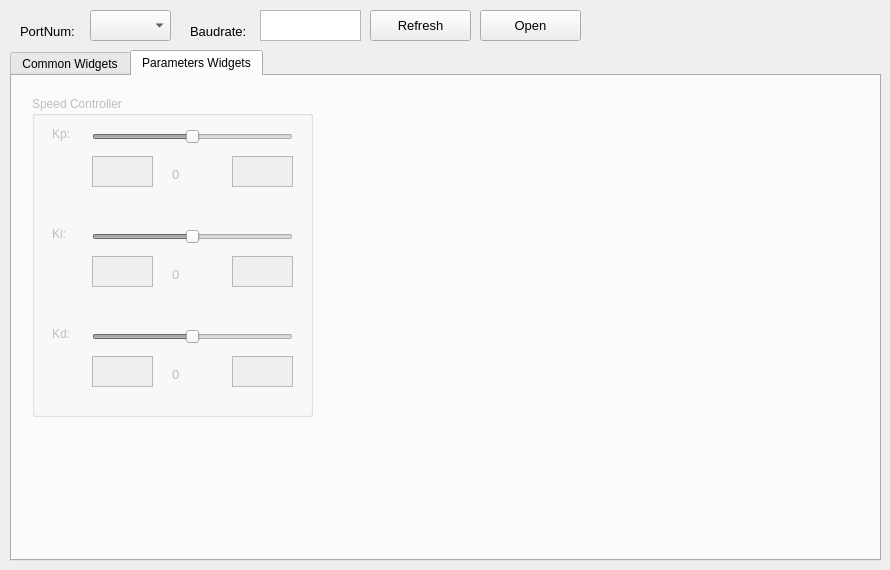
Above: tools/mainwindow.ui from ZhuYanzhen1/miniFOC before the change. Below: the same form after it.
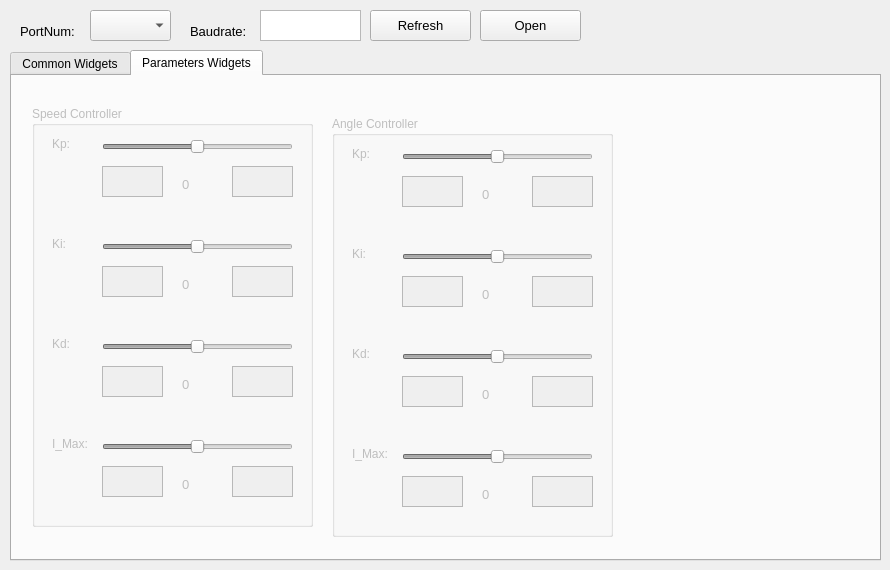
That is the form after the change. The open tabs and pages were chosen to show the change. Custom widgets are drawn as their Qt base class.

Commit message: Add angle loop PID debugging control for monitor. And increase the maximum integral value to set the slider.

What changed in the file:
```diff
--- a/tools/mainwindow.ui
+++ b/tools/mainwindow.ui
@@ -314,9 +314,9 @@
       <property name="geometry">
        <rect>
         <x>20</x>
-        <y>20</y>
+        <y>30</y>
         <width>281</width>
-        <height>321</height>
+        <height>421</height>
        </rect>
       </property>
       <property name="title">
@@ -328,9 +328,9 @@
        </property>
        <property name="geometry">
         <rect>
-         <x>60</x>
+         <x>70</x>
          <y>30</y>
-         <width>201</width>
+         <width>191</width>
          <height>22</height>
         </rect>
        </property>
@@ -359,7 +359,7 @@
       <widget class="QTextEdit" name="speed_kp_minimum">
        <property name="geometry">
         <rect>
-         <x>60</x>
+         <x>70</x>
          <y>60</y>
          <width>61</width>
          <height>31</height>
@@ -391,7 +391,7 @@
       <widget class="QLabel" name="speed_kp_value">
        <property name="geometry">
         <rect>
-         <x>140</x>
+         <x>150</x>
          <y>70</y>
          <width>41</width>
          <height>16</height>
@@ -436,7 +436,7 @@
       <widget class="QTextEdit" name="speed_ki_minimum">
        <property name="geometry">
         <rect>
-         <x>60</x>
+         <x>70</x>
          <y>160</y>
          <width>61</width>
          <height>31</height>
@@ -471,9 +471,9 @@
        </property>
        <property name="geometry">
         <rect>
-         <x>60</x>
+         <x>70</x>
          <y>130</y>
-         <width>201</width>
+         <width>191</width>
          <height>22</height>
         </rect>
        </property>
@@ -502,7 +502,7 @@
       <widget class="QLabel" name="speed_ki_value">
        <property name="geometry">
         <rect>
-         <x>140</x>
+         <x>150</x>
          <y>170</y>
          <width>41</width>
          <height>16</height>
@@ -534,7 +534,7 @@
       <widget class="QTextEdit" name="speed_kd_minimum">
        <property name="geometry">
         <rect>
-         <x>60</x>
+         <x>70</x>
          <y>260</y>
          <width>61</width>
          <height>31</height>
@@ -569,9 +569,9 @@
        </property>
        <property name="geometry">
         <rect>
-         <x>60</x>
+         <x>70</x>
          <y>230</y>
-         <width>201</width>
+         <width>191</width>
          <height>22</height>
         </rect>
        </property>
@@ -600,7 +600,7 @@
       <widget class="QLabel" name="speed_kd_value">
        <property name="geometry">
         <rect>
-         <x>140</x>
+         <x>150</x>
          <y>270</y>
          <width>41</width>
          <height>16</height>
@@ -614,6 +614,512 @@
        </property>
        <property name="text">
         <string>0</string>
+       </property>
+      </widget>
+      <widget class="QLabel" name="speed_summax_value">
+       <property name="geometry">
+        <rect>
+         <x>150</x>
+         <y>370</y>
+         <width>41</width>
+         <height>16</height>
+        </rect>
+       </property>
+       <property name="font">
+        <font>
+         <family>Arial</family>
+         <pointsize>10</pointsize>
+        </font>
+       </property>
+       <property name="text">
+        <string>0</string>
+       </property>
+      </widget>
+      <widget class="QTextEdit" name="speed_summax_maximum">
+       <property name="geometry">
+        <rect>
+         <x>200</x>
+         <y>360</y>
+         <width>61</width>
+         <height>31</height>
+        </rect>
+       </property>
+       <property name="font">
+        <font>
+         <family>Arial</family>
+         <pointsize>10</pointsize>
+        </font>
+       </property>
+      </widget>
+      <widget class="QLabel" name="label_9">
+       <property name="geometry">
+        <rect>
+         <x>20</x>
+         <y>330</y>
+         <width>51</width>
+         <height>16</height>
+        </rect>
+       </property>
+       <property name="text">
+        <string>I_Max: </string>
+       </property>
+      </widget>
+      <widget class="QSlider" name="speed_summax_slider">
+       <property name="enabled">
+        <bool>false</bool>
+       </property>
+       <property name="geometry">
+        <rect>
+         <x>70</x>
+         <y>330</y>
+         <width>191</width>
+         <height>22</height>
+        </rect>
+       </property>
+       <property name="minimum">
+        <number>0</number>
+       </property>
+       <property name="maximum">
+        <number>10000</number>
+       </property>
+       <property name="singleStep">
+        <number>1</number>
+       </property>
+       <property name="pageStep">
+        <number>1</number>
+       </property>
+       <property name="value">
+        <number>5000</number>
+       </property>
+       <property name="sliderPosition">
+        <number>5000</number>
+       </property>
+       <property name="orientation">
+        <enum>Qt::Horizontal</enum>
+       </property>
+      </widget>
+      <widget class="QTextEdit" name="speed_summax_minimum">
+       <property name="geometry">
+        <rect>
+         <x>70</x>
+         <y>360</y>
+         <width>61</width>
+         <height>31</height>
+        </rect>
+       </property>
+       <property name="font">
+        <font>
+         <family>Arial</family>
+         <pointsize>10</pointsize>
+        </font>
+       </property>
+      </widget>
+     </widget>
+     <widget class="QGroupBox" name="angle_groupbox">
+      <property name="enabled">
+       <bool>false</bool>
+      </property>
+      <property name="geometry">
+       <rect>
+        <x>320</x>
+        <y>40</y>
+        <width>281</width>
+        <height>421</height>
+       </rect>
+      </property>
+      <property name="title">
+       <string>Angle Controller</string>
+      </property>
+      <widget class="QSlider" name="angle_kp_slider">
+       <property name="enabled">
+        <bool>false</bool>
+       </property>
+       <property name="geometry">
+        <rect>
+         <x>70</x>
+         <y>30</y>
+         <width>191</width>
+         <height>22</height>
+        </rect>
+       </property>
+       <property name="minimum">
+        <number>0</number>
+       </property>
+       <property name="maximum">
+        <number>10000</number>
+       </property>
+       <property name="singleStep">
+        <number>1</number>
+       </property>
+       <property name="pageStep">
+        <number>1</number>
+       </property>
+       <property name="value">
+        <number>5000</number>
+       </property>
+       <property name="sliderPosition">
+        <number>5000</number>
+       </property>
+       <property name="orientation">
+        <enum>Qt::Horizontal</enum>
+       </property>
+      </widget>
+      <widget class="QTextEdit" name="angle_kp_minimum">
+       <property name="geometry">
+        <rect>
+         <x>70</x>
+         <y>60</y>
+         <width>61</width>
+         <height>31</height>
+        </rect>
+       </property>
+       <property name="font">
+        <font>
+         <family>Arial</family>
+         <pointsize>10</pointsize>
+        </font>
+       </property>
+      </widget>
+      <widget class="QTextEdit" name="angle_kp_maximum">
+       <property name="geometry">
+        <rect>
+         <x>200</x>
+         <y>60</y>
+         <width>61</width>
+         <height>31</height>
+        </rect>
+       </property>
+       <property name="font">
+        <font>
+         <family>Arial</family>
+         <pointsize>10</pointsize>
+        </font>
+       </property>
+      </widget>
+      <widget class="QLabel" name="angle_kp_value">
+       <property name="geometry">
+        <rect>
+         <x>150</x>
+         <y>70</y>
+         <width>41</width>
+         <height>16</height>
+        </rect>
+       </property>
+       <property name="font">
+        <font>
+         <family>Arial</family>
+         <pointsize>10</pointsize>
+        </font>
+       </property>
+       <property name="text">
+        <string>0</string>
+       </property>
+      </widget>
+      <widget class="QLabel" name="label_6">
+       <property name="geometry">
+        <rect>
+         <x>20</x>
+         <y>30</y>
+         <width>41</width>
+         <height>16</height>
+        </rect>
+       </property>
+       <property name="text">
+        <string>Kp: </string>
+       </property>
+      </widget>
+      <widget class="QLabel" name="label_7">
+       <property name="geometry">
+        <rect>
+         <x>20</x>
+         <y>130</y>
+         <width>41</width>
+         <height>16</height>
+        </rect>
+       </property>
+       <property name="text">
+        <string>Ki: </string>
+       </property>
+      </widget>
+      <widget class="QTextEdit" name="angle_ki_minimum">
+       <property name="geometry">
+        <rect>
+         <x>70</x>
+         <y>160</y>
+         <width>61</width>
+         <height>31</height>
+        </rect>
+       </property>
+       <property name="font">
+        <font>
+         <family>Arial</family>
+         <pointsize>10</pointsize>
+        </font>
+       </property>
+      </widget>
+      <widget class="QTextEdit" name="angle_ki_maximum">
+       <property name="geometry">
+        <rect>
+         <x>200</x>
+         <y>160</y>
+         <width>61</width>
+         <height>31</height>
+        </rect>
+       </property>
+       <property name="font">
+        <font>
+         <family>Arial</family>
+         <pointsize>10</pointsize>
+        </font>
+       </property>
+      </widget>
+      <widget class="QSlider" name="angle_ki_slider">
+       <property name="enabled">
+        <bool>false</bool>
+       </property>
+       <property name="geometry">
+        <rect>
+         <x>70</x>
+         <y>130</y>
+         <width>191</width>
+         <height>22</height>
+        </rect>
+       </property>
+       <property name="minimum">
+        <number>0</number>
+       </property>
+       <property name="maximum">
+        <number>10000</number>
+       </property>
+       <property name="singleStep">
+        <number>1</number>
+       </property>
+       <property name="pageStep">
+        <number>1</number>
+       </property>
+       <property name="value">
+        <number>5000</number>
+       </property>
+       <property name="sliderPosition">
+        <number>5000</number>
+       </property>
+       <property name="orientation">
+        <enum>Qt::Horizontal</enum>
+       </property>
+      </widget>
+      <widget class="QLabel" name="angle_ki_value">
+       <property name="geometry">
+        <rect>
+         <x>150</x>
+         <y>170</y>
+         <width>41</width>
+         <height>16</height>
+        </rect>
+       </property>
+       <property name="font">
+        <font>
+         <family>Arial</family>
+         <pointsize>10</pointsize>
+        </font>
+       </property>
+       <property name="text">
+        <string>0</string>
+       </property>
+      </widget>
+      <widget class="QLabel" name="label_8">
+       <property name="geometry">
+        <rect>
+         <x>20</x>
+         <y>230</y>
+         <width>41</width>
+         <height>16</height>
+        </rect>
+       </property>
+       <property name="text">
+        <string>Kd: </string>
+       </property>
+      </widget>
+      <widget class="QTextEdit" name="angle_kd_minimum">
+       <property name="geometry">
+        <rect>
+         <x>70</x>
+         <y>260</y>
+         <width>61</width>
+         <height>31</height>
+        </rect>
+       </property>
+       <property name="font">
+        <font>
+         <family>Arial</family>
+         <pointsize>10</pointsize>
+        </font>
+       </property>
+      </widget>
+      <widget class="QTextEdit" name="angle_kd_maximum">
+       <property name="geometry">
+        <rect>
+         <x>200</x>
+         <y>260</y>
+         <width>61</width>
+         <height>31</height>
+        </rect>
+       </property>
+       <property name="font">
+        <font>
+         <family>Arial</family>
+         <pointsize>10</pointsize>
+        </font>
+       </property>
+      </widget>
+      <widget class="QSlider" name="angle_kd_slider">
+       <property name="enabled">
+        <bool>false</bool>
+       </property>
+       <property name="geometry">
+        <rect>
+         <x>70</x>
+         <y>230</y>
+         <width>191</width>
+         <height>22</height>
+        </rect>
+       </property>
+       <property name="minimum">
+        <number>0</number>
+       </property>
+       <property name="maximum">
+        <number>10000</number>
+       </property>
+       <property name="singleStep">
+        <number>1</number>
+       </property>
+       <property name="pageStep">
+        <number>1</number>
+       </property>
+       <property name="value">
+        <number>5000</number>
+       </property>
+       <property name="sliderPosition">
+        <number>5000</number>
+       </property>
+       <property name="orientation">
+        <enum>Qt::Horizontal</enum>
+       </property>
+      </widget>
+      <widget class="QLabel" name="angle_kd_value">
+       <property name="geometry">
+        <rect>
+         <x>150</x>
+         <y>270</y>
+         <width>41</width>
+         <height>16</height>
+        </rect>
+       </property>
+       <property name="font">
+        <font>
+         <family>Arial</family>
+         <pointsize>10</pointsize>
+        </font>
+       </property>
+       <property name="text">
+        <string>0</string>
+       </property>
+      </widget>
+      <widget class="QSlider" name="angle_summax_slider">
+       <property name="enabled">
+        <bool>false</bool>
+       </property>
+       <property name="geometry">
+        <rect>
+         <x>70</x>
+         <y>330</y>
+         <width>191</width>
+         <height>22</height>
+        </rect>
+       </property>
+       <property name="minimum">
+        <number>0</number>
+       </property>
+       <property name="maximum">
+        <number>10000</number>
+       </property>
+       <property name="singleStep">
+        <number>1</number>
+       </property>
+       <property name="pageStep">
+        <number>1</number>
+       </property>
+       <property name="value">
+        <number>5000</number>
+       </property>
+       <property name="sliderPosition">
+        <number>5000</number>
+       </property>
+       <property name="orientation">
+        <enum>Qt::Horizontal</enum>
+       </property>
+      </widget>
+      <widget class="QLabel" name="angle_summax_value">
+       <property name="geometry">
+        <rect>
+         <x>150</x>
+         <y>370</y>
+         <width>41</width>
+         <height>16</height>
+        </rect>
+       </property>
+       <property name="font">
+        <font>
+         <family>Arial</family>
+         <pointsize>10</pointsize>
+        </font>
+       </property>
+       <property name="text">
+        <string>0</string>
+       </property>
+      </widget>
+      <widget class="QTextEdit" name="angle_summax_minimum">
+       <property name="geometry">
+        <rect>
+         <x>70</x>
+         <y>360</y>
+         <width>61</width>
+         <height>31</height>
+        </rect>
+       </property>
+       <property name="font">
+        <font>
+         <family>Arial</family>
+         <pointsize>10</pointsize>
+        </font>
+       </property>
+      </widget>
+      <widget class="QLabel" name="label_10">
+       <property name="geometry">
+        <rect>
+         <x>20</x>
+         <y>330</y>
+         <width>51</width>
+         <height>16</height>
+        </rect>
+       </property>
+       <property name="text">
+        <string>I_Max: </string>
+       </property>
+      </widget>
+      <widget class="QTextEdit" name="angle_summax_maximum">
+       <property name="geometry">
+        <rect>
+         <x>200</x>
+         <y>360</y>
+         <width>61</width>
+         <height>31</height>
+        </rect>
+       </property>
+       <property name="font">
+        <font>
+         <family>Arial</family>
+         <pointsize>10</pointsize>
+        </font>
        </property>
       </widget>
      </widget>
```
Left out of the diff: 2 changed lines with no effect on the pictures.
